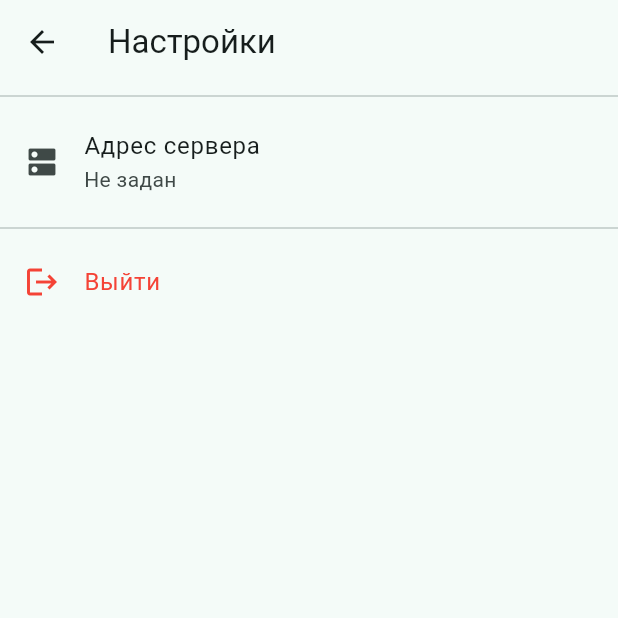
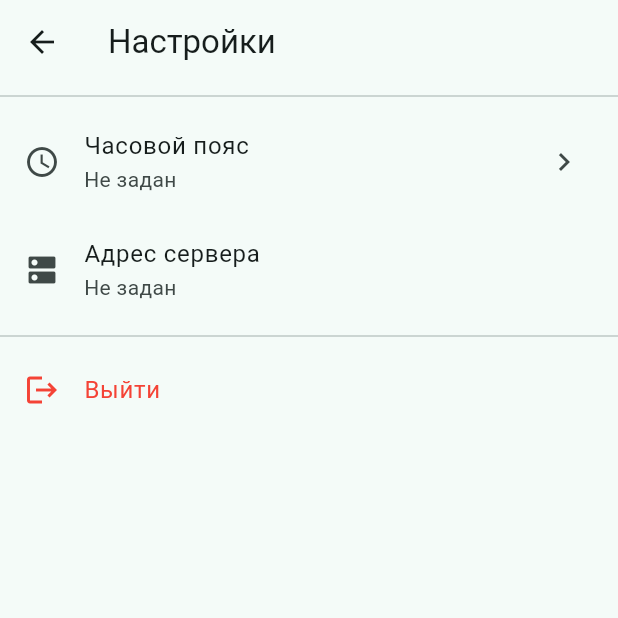
Before and after one commit to staff-rf154/gym-app, a Flutter app: the SettingsScreen screen opened directly, on a phone screen of 412 x 824 dp, the top half of it. Run offline on Flutter 3.47's test engine with Material 3 defaults, Android fonts, the phone set to English and light mode, and no system bars; our stand-ins replace dio, fl_chart, flutter_riverpod, flutter_secure_storage, socket_io_client; accounts and stored records are empty.

Commit message:
feat(mobile): trainer settings

```diff
--- a/mobile/lib/features/settings/settings_screen.dart
+++ b/mobile/lib/features/settings/settings_screen.dart
@@ -1,9 +1,43 @@
 import 'package:flutter/material.dart';
 import 'package:flutter_riverpod/flutter_riverpod.dart';
 
+import '../../core/api/api_error.dart';
 import '../../core/providers.dart';
 import '../../core/widgets/server_url_dialog.dart';
 import '../auth/auth_controller.dart';
+
+const _timezones = <String>[
+  'UTC',
+  'Europe/Kaliningrad',
+  'Europe/Moscow',
+  'Europe/Samara',
+  'Asia/Yekaterinburg',
+  'Asia/Omsk',
+  'Asia/Novosibirsk',
+  'Asia/Krasnoyarsk',
+  'Asia/Irkutsk',
+  'Asia/Yakutsk',
+  'Asia/Vladivostok',
+  'Asia/Magadan',
+  'Asia/Kamchatka',
+  'Asia/Almaty',
+  'Asia/Bishkek',
+  'Asia/Tashkent',
+  'Asia/Tbilisi',
+  'Asia/Yerevan',
+  'Asia/Baku',
+  'Asia/Dubai',
+  'Asia/Shanghai',
+  'Asia/Tokyo',
+  'Asia/Seoul',
+  'Europe/Berlin',
+  'Europe/Paris',
+  'Europe/London',
+  'America/New_York',
+  'America/Chicago',
+  'America/Denver',
+  'America/Los_Angeles',
+];
 
 class SettingsScreen extends ConsumerStatefulWidget {
   const SettingsScreen({super.key});
@@ -13,6 +47,8 @@ class SettingsScreen extends ConsumerStatefulWidget {
 }
 
 class _SettingsScreenState extends ConsumerState<SettingsScreen> {
+  bool _savingTimezone = false;
+
   Future<void> _editServerUrl() async {
     final changed = await showServerUrlDialog(
       context,
@@ -21,6 +57,101 @@ class _SettingsScreenState extends ConsumerState<SettingsScreen> {
     if (changed && mounted) {
       setState(() {});
     }
+  }
+
+  Future<void> _editTimezone(String current) async {
+    final selected = await _pickTimezone(current);
+    if (selected == null || selected == current) {
+      return;
+    }
+
+    setState(() => _savingTimezone = true);
+    try {
+      await ref.read(authApiProvider).updateTimezone(selected);
+      ref.invalidate(authControllerProvider);
+      if (!mounted) {
+        return;
+      }
+      ScaffoldMessenger.of(context).showSnackBar(
+        const SnackBar(content: Text('Часовой пояс сохранён')),
+      );
+    } catch (error) {
+      if (!mounted) {
+        return;
+      }
+      ScaffoldMessenger.of(context).showSnackBar(
+        SnackBar(content: Text(apiErrorMessage(error))),
+      );
+    } finally {
+      if (mounted) {
+        setState(() => _savingTimezone = false);
+      }
+    }
+  }
+
+  Future<String?> _pickTimezone(String current) {
+    final zones = {..._timezones, if (current.isNotEmpty) current}.toList()
+      ..sort();
+
+    return showModalBottomSheet<String>(
+      context: context,
+      isScrollControlled: true,
+      builder: (context) {
+        var query = '';
+        return StatefulBuilder(
+          builder: (context, setSheetState) {
+            final filtered = zones
+                .where(
+                  (zone) =>
+                      zone.toLowerCase().contains(query.toLowerCase()),
+                )
+                .toList();
+
+            return SafeArea(
+              child: SizedBox(
+                height: MediaQuery.sizeOf(context).height * 0.7,
+                child: Column(
+                  children: [
+                    Padding(
+                      padding: const EdgeInsets.fromLTRB(16, 16, 16, 8),
+                      child: TextField(
+                        autofocus: true,
+                        decoration: const InputDecoration(
+                          hintText: 'Поиск часового пояса',
+                          prefixIcon: Icon(Icons.search),
+                          border: OutlineInputBorder(),
+                          isDense: true,
+                        ),
+                        onChanged: (value) =>
+                            setSheetState(() => query = value.trim()),
+                      ),
+                    ),
+                    Expanded(
+                      child: filtered.isEmpty
+                          ? const Center(child: Text('Ничего не найдено'))
+                          : ListView.builder(
+                              itemCount: filtered.length,
+                              itemBuilder: (context, index) {
+                                final zone = filtered[index];
+                                return ListTile(
+                                  title: Text(zone),
+                                  trailing: zone == current
+                                      ? const Icon(Icons.check)
+                                      : null,
+                                  onTap: () =>
+                                      Navigator.of(context).pop(zone),
+                                );
+                              },
+                            ),
+                    ),
+                  ],
+                ),
+              ),
+            );
+          },
+        );
+      },
+    );
   }
 
   Future<void> _logout() async {
@@ -45,6 +176,23 @@ class _SettingsScreenState extends ConsumerState<SettingsScreen> {
             ),
           const Divider(),
           ListTile(
+            leading: const Icon(Icons.schedule),
+            title: const Text('Часовой пояс'),
+            subtitle: Text(
+              user?.timezone.isNotEmpty == true ? user!.timezone : 'Не задан',
+            ),
+            trailing: _savingTimezone
+                ? const SizedBox(
+                    width: 20,
+                    height: 20,
+                    child: CircularProgressIndicator(strokeWidth: 2),
+                  )
+                : const Icon(Icons.chevron_right),
+            onTap: user == null || _savingTimezone
+                ? null
+                : () => _editTimezone(user.timezone),
+          ),
+          ListTile(
             leading: const Icon(Icons.dns),
             title: const Text('Адрес сервера'),
             subtitle: Text(client.isConfigured ? client.baseUrl : 'Не задан'),
```
Also changed, not shown: mobile/lib/features/auth/auth_api.dart (+7 -0 lines), 1 other file.
